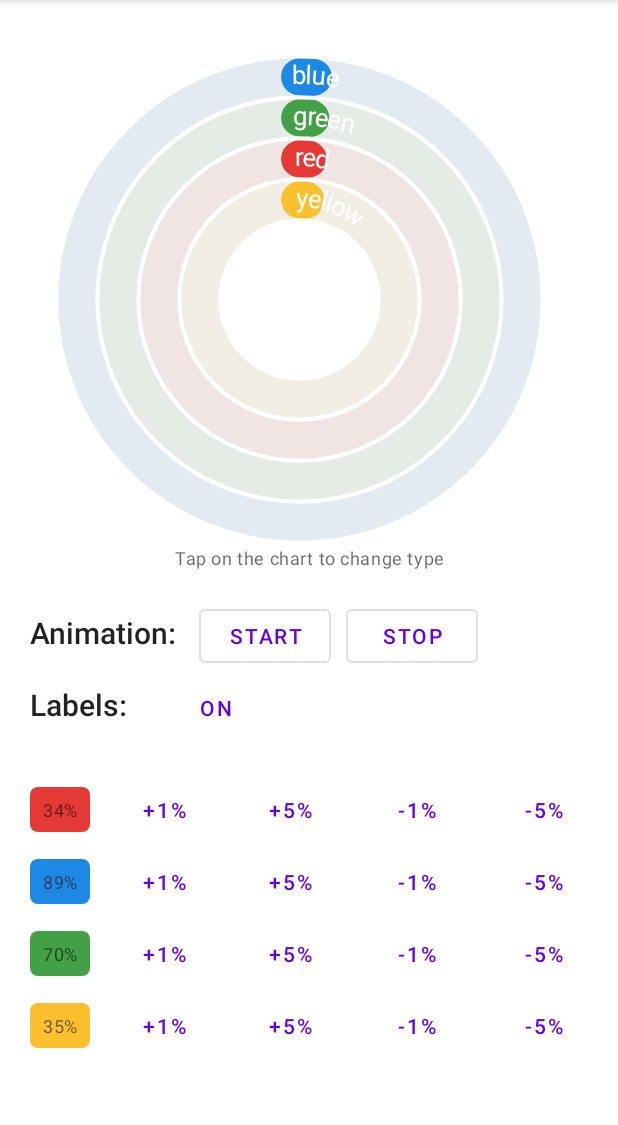
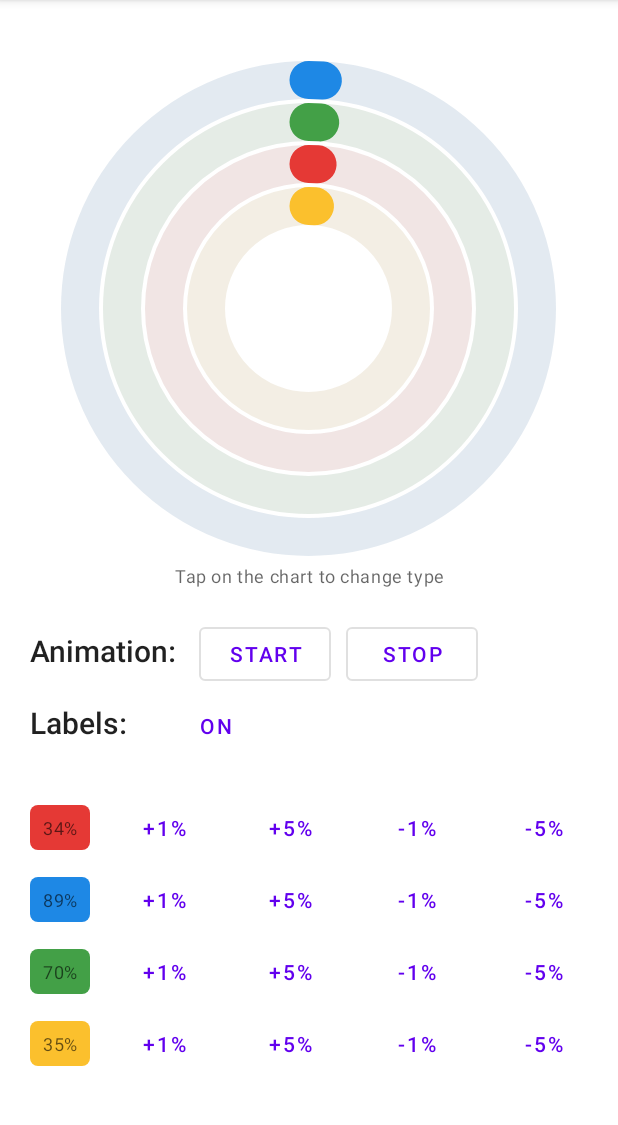
Before and after one commit to Taosif7/RingChartLib, an Android app: the screen it shows after launch (MainActivity), on a phone screen of 412 x 824 dp, the part 84-1209 px from its top. Run offline under Robolectric (Android 15) with nearby library versions, the phone set to English and light mode, and no system bars.

Commit message:
Added Auto Size options for RingChart

```diff
--- a/RingChartLib/src/main/java/com/taosif7/android/ringchartlib/RingChart.java
+++ b/RingChartLib/src/main/java/com/taosif7/android/ringchartlib/RingChart.java
@@ -49,6 +49,11 @@
 
     public RingChart(Context ctx) {
         super(ctx);
+
+        // Load default colors
+        colorPrimary = ContextCompat.getColor(getContext(), R.color.primary);
+        colorSecondary = ContextCompat.getColor(getContext(), R.color.secondary);
+
         init();
     }
 
@@ -78,6 +83,9 @@
     }
 
     private void init() {
+
+        // Set a minimum height for this
+        setMinimumHeight(150);
 
         // Reset stuff
         RingViews.clear();
@@ -161,6 +169,50 @@
     }
 
     @Override
+    protected void onMeasure(int widthMeasureSpec, int heightMeasureSpec) {
+
+        int desiredWidth = 300;
+        int desiredHeight = 300;
+
+        int widthMode = MeasureSpec.getMode(widthMeasureSpec);
+        int widthSize = MeasureSpec.getSize(widthMeasureSpec);
+        int heightMode = MeasureSpec.getMode(heightMeasureSpec);
+        int heightSize = MeasureSpec.getSize(heightMeasureSpec);
+
+        int width;
+        int height;
+
+        //Measure Width
+        if (widthMode == MeasureSpec.EXACTLY) {
+            //Must be this size
+            width = widthSize;
+        } else if (widthMode == MeasureSpec.AT_MOST) {
+            //Can't be smaller than...
+            width = Math.min(desiredWidth, widthSize);
+        } else {
+            //Be whatever you want
+            width = desiredWidth;
+        }
+
+        //Measure Height
+        if (heightMode == MeasureSpec.EXACTLY) {
+            //Must be this size
+            height = heightSize;
+        } else if (heightMode == MeasureSpec.AT_MOST) {
+            //Can't be smaller than...
+            height = Math.min(desiredHeight, heightSize);
+        } else {
+            //Be whatever you want
+            height = desiredHeight;
+        }
+
+        int finalSize = Math.max(width, height);
+
+        //MUST CALL THIS
+        setMeasuredDimension(finalSize, finalSize);
+    }
+
+    @Override
     protected void onSizeChanged(int w, int h, int oldw, int oldh) {
         super.onSizeChanged(w, h, oldw, oldh);
 
@@ -171,7 +223,7 @@
         // figure out how big the chart can be
         float ww = (float) w - xpad;
         float hh = (float) h - ypad;
-        float diameter = Math.min(ww, hh);
+        float diameter = Math.max(ww, hh);
 
         oval.set(0.f, 0.f, diameter, diameter);
         oval.offsetTo(getPaddingLeft(), getPaddingTop());
@@ -253,7 +305,8 @@
      */
     public void setData(@FloatRange(from = 0.0f, to = 1.0f) float percent) {
         List<RingChartData> dataPoints = new ArrayList<>();
-        dataPoints.add(new RingChartData(percent, colorPrimary, "RingChartSingleRing"));
+        dataPoints.add(new RingChartData(percent, colorPrimary, "Loading"));
+        showLabels(false);
         setLayoutMode(renderMode.MODE_OVERLAP);
         setData(dataPoints);
     }
--- a/RingChartLib/src/main/res/values/colors.xml
+++ b/RingChartLib/src/main/res/values/colors.xml
@@ -1,5 +1,5 @@
 <?xml version="1.0" encoding="utf-8"?>
 <resources>
     <color name="primary">#FF8C50</color>
-    <color name="secondary">#C8C8C8</color>
+    <color name="secondary">#33C8C8C8</color>
 </resources>
```
